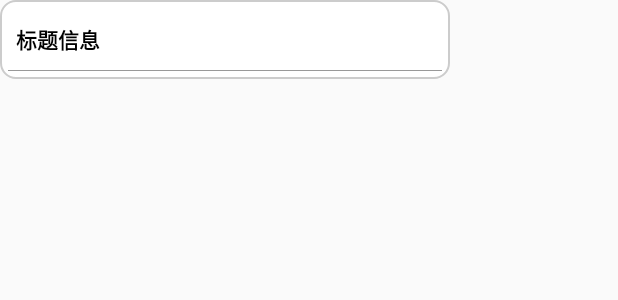
After one commit to GuchaoGit/mytest, an Android app: the layout dialog_choose_info.xml on its own in the app's theme, with its tools: preview values and no code run, on a phone screen of 412 x 824 dp. The commit adds this screen. Shown: the top 300 px of the screen. Run offline under Robolectric (Android 15) with nearby library versions, the phone set to English and light mode, and no system bars.

Commit message:
单选dialog

```diff
--- a/app/build.gradle
+++ b/app/build.gradle
@@ -73,7 +73,6 @@ dependencies {
     implementation project(':imagepicker')
     implementation project(':zxinglib')
     implementation project(':ui')
-    compile 'com.google.code.gson:gson:2.2.4'
     compile 'com.github.bumptech.glide:glide:3.7.0'
     /**
      *       下拉刷新 上拉加载布局
--- a/build.gradle
+++ b/build.gradle
@@ -39,4 +39,6 @@ ext {
 //    app dependencies
     updateAppVersion = "3.3.8"
     okhttputilsVersion = "2.6.2"
+
+    gsonVersion = "2.8.2"
 }
--- a/ui/build.gradle
+++ b/ui/build.gradle
@@ -36,4 +36,5 @@ dependencies {
     api 'com.android.support:appcompat-v7:27.1.1'
     api 'com.android.support.constraint:constraint-layout:1.1.0'
     api 'com.android.support:design:27.1.1'
+    api "com.google.code.gson:gson:$rootProject.gsonVersion"
 }
--- /dev/null
+++ b/ui/src/main/res/drawable/shape_input.xml
@@ -0,0 +1,7 @@
+<?xml version="1.0" encoding="utf-8"?>
+<selector xmlns:android="http://schemas.android.com/apk/res/android">
+    <item android:drawable="@drawable/bg_input_focus" android:state_checked="true" android:state_enabled="true" />
+    <item android:drawable="@drawable/bg_input_focus" android:state_enabled="true" android:state_pressed="true" />
+    <item android:drawable="@drawable/bg_input_focus" android:state_enabled="true" android:state_focused="true" />
+    <item android:drawable="@drawable/bg_input_no_focus" />
+</selector>
--- /dev/null
+++ b/ui/src/main/res/drawable/shape_oval_white.xml
@@ -0,0 +1,10 @@
+<?xml version="1.0" encoding="utf-8"?>
+<shape xmlns:android="http://schemas.android.com/apk/res/android"
+    android:shape="rectangle">
+
+    <solid android:color="@color/colorWhite"></solid>
+    <corners android:radius="10dp" />
+    <stroke
+        android:width="1dp"
+        android:color="#cccccc" />
+</shape>
--- /dev/null
+++ b/ui/src/main/res/layout/dialog_choose_info.xml
@@ -0,0 +1,66 @@
+<?xml version="1.0" encoding="utf-8"?>
+<LinearLayout xmlns:android="http://schemas.android.com/apk/res/android"
+    android:layout_width="300dp"
+    android:layout_height="wrap_content"
+    android:background="@drawable/shape_oval_white"
+    android:orientation="vertical"
+    android:padding="5dp">
+
+    <TextView
+        android:id="@+id/tv_title"
+        android:layout_width="match_parent"
+        android:layout_height="wrap_content"
+        android:gravity="center_vertical"
+        android:paddingBottom="10dp"
+        android:paddingLeft="5dp"
+        android:paddingTop="10dp"
+        android:text="标题信息"
+        android:textColor="#000000"
+        android:textSize="14sp"
+        android:textStyle="bold" />
+
+    <View
+        android:layout_width="match_parent"
+        android:layout_height="0.5dp"
+        android:background="#999999"></View>
+
+    <LinearLayout
+        android:id="@+id/ll_search"
+        android:layout_width="match_parent"
+        android:layout_height="wrap_content"
+        android:layout_marginTop="10dp"
+        android:gravity="center_vertical"
+        android:orientation="horizontal"
+        android:paddingLeft="10dp"
+        android:paddingRight="10dp"
+        android:visibility="gone">
+
+        <EditText
+            android:id="@+id/et_search"
+            android:layout_width="0dp"
+            android:layout_height="40dp"
+            android:layout_weight="1"
+            android:background="@drawable/shape_input" />
+
+        <TextView
+            android:id="@+id/tv_search"
+            android:layout_width="wrap_content"
+            android:layout_height="40dp"
+            android:layout_marginLeft="10dp"
+            android:background="@drawable/selector_oval_btn_click_bg"
+            android:padding="10dp"
+            android:text="搜索" />
+
+    </LinearLayout>
+
+    <android.support.v7.widget.RecyclerView
+        android:id="@+id/rlv_choose_info"
+        android:layout_width="match_parent"
+        android:layout_height="wrap_content"
+        android:overScrollMode="never"
+        android:paddingLeft="5dp"
+        android:paddingRight="5dp"
+        android:scrollbars="none">
+
+    </android.support.v7.widget.RecyclerView>
+</LinearLayout>
```
Also changed, not shown: ui/src/main/java/com/guc/ui/dialogchooseinfo/AdapterChooseInfo.java (added, +78 -0 lines), ui/src/main/java/com/guc/ui/dialogchooseinfo/BeanChooseInfo.java (added, +44 -0 lines), ui/src/main/java/com/guc/ui/dialogchooseinfo/BeanChooseOption.java (added, +45 -0 lines), ui/src/main/java/com/guc/ui/dialogchooseinfo/DialogChooseInfo.java (added, +154 -0 lines), ui/src/main/java/com/guc/ui/dialogchooseinfo/DialogChooseInfoUtils.java (added, +92 -0 lines), ui/src/main/java/com/guc/ui/dialogchooseinfo/MultiItemDivider.java (added, +172 -0 lines), ui/src/main/res/layout/item_choose_info.xml (added, +29 -0 lines), ui/src/main/res/values/styles.xml (+7 -0 lines), ui/src/main/res/drawable-xxhdpi/icon_selected2.png (added), ui/src/main/res/drawable/bg_input_focus.9.png (added), ui/src/main/res/drawable/bg_input_no_focus.9.png (added), 1 other file.
